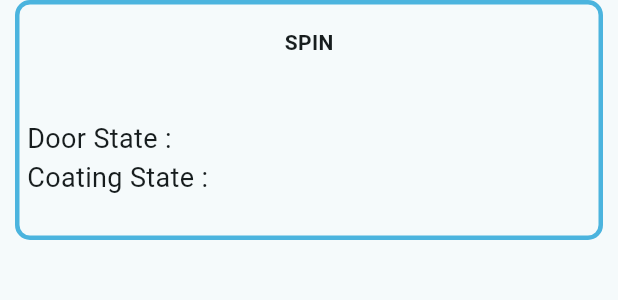
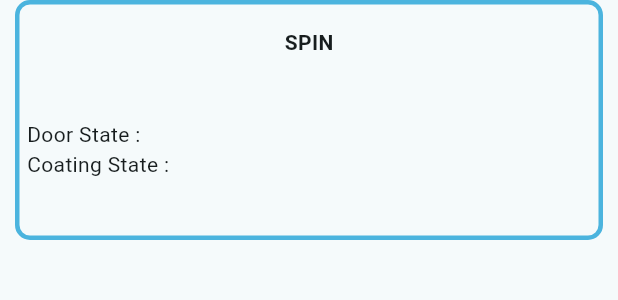
Before and after one commit to babyehend/semi_controll, a Flutter app: the PannelSpin widget shown alone on an empty page, opened directly, on a phone screen of 412 x 824 dp. Shown: the top 300 px of the screen. Run offline on Flutter 3.47's test engine with Material 3 defaults, Android fonts, the phone set to English and light mode, and no system bars; our stand-ins replace dio; network calls fail.

Commit message:
0516 - 5
btn size edit

```diff
--- a/lib/Pannels/status_pannel.dart
+++ b/lib/Pannels/status_pannel.dart
@@ -306,7 +306,7 @@ class _PannelSpinState extends State<PannelSpin> {
                   Container(
                     height: 40,
                     padding: EdgeInsets.symmetric(
-                      horizontal: 10,
+                      horizontal: 5,
                     ),
                     decoration: BoxDecoration(
                       borderRadius: BorderRadius.circular(14),
--- a/lib/parameter.dart
+++ b/lib/parameter.dart
@@ -110,11 +110,11 @@ class parameter with ChangeNotifier {
   );
 
   final TextStyle ctrlTextStyle = TextStyle(
-    fontSize: 18,
+    fontSize: 14,
     color: Colors.white70,
   );
 
   final TextStyle stateTextStyle = TextStyle(
-    fontSize: 18,
+    fontSize: 14,
   );
 }
```
